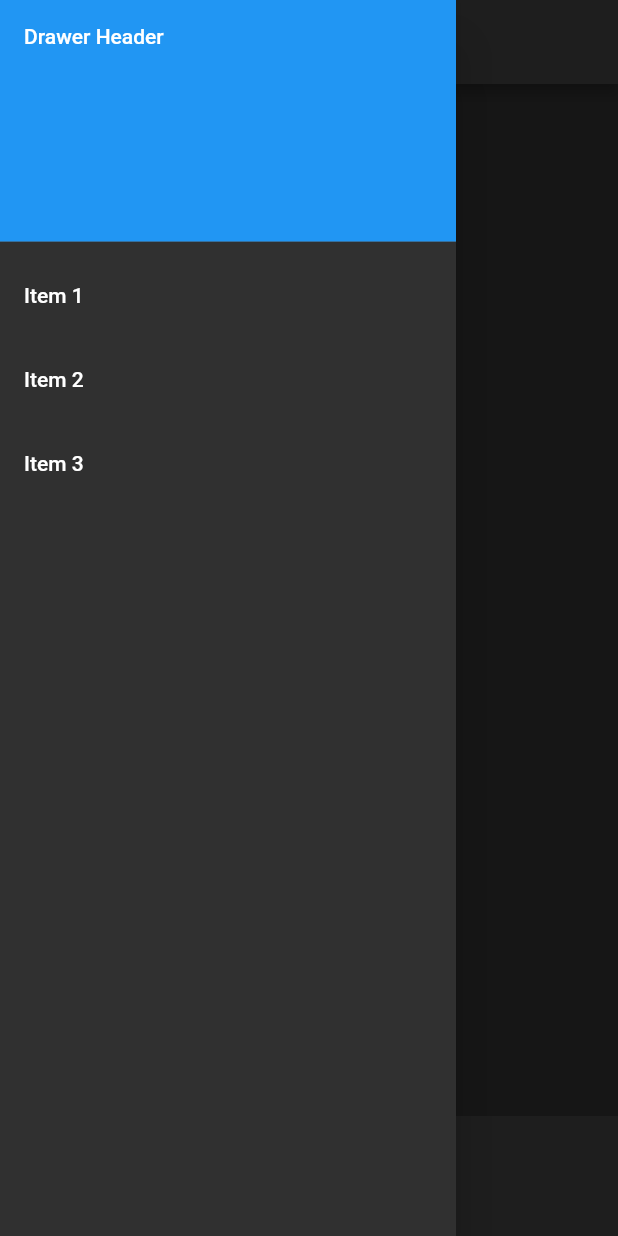
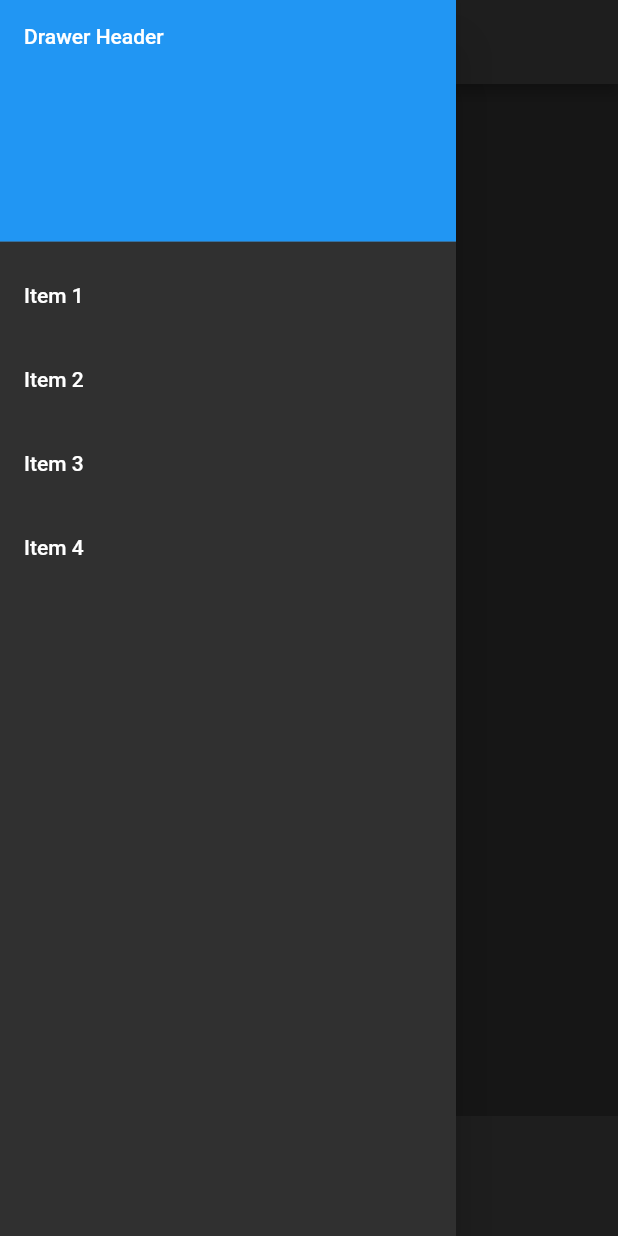
Before and after one commit to EduardRo/qz_app, a Flutter app: the MyStatefulWidget screen opened directly, with the side drawer open, on a phone screen of 412 x 824 dp. Run offline on Flutter 3.47's test engine with Material 2 defaults, Android fonts, the phone set to English and light mode, and no system bars; our stand-ins replace flutter_svg, get.

Commit message:
modif scf2

```diff
--- a/lib/_testing/scfldtststrs.dart
+++ b/lib/_testing/scfldtststrs.dart
@@ -61,7 +61,14 @@ class _MyStatefulWidgetState extends State<MyStatefulWidget> {
             ListTile(
               title: const Text('Item 3'),
               onTap: () {},
-            )
+            ),
+            ListTile(
+              title: const Text('Item 4'),
+              onTap: () {
+                // Update the state of the app.
+                // ...
+              },
+            ),
           ],
         ),
       ),
```
